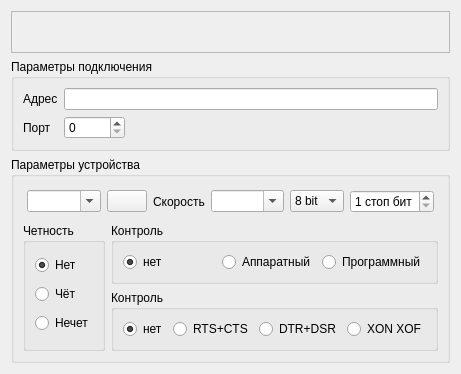
The window that multi_iodev/mutli_iodev_params.ui (dostapazov/qtshared) describes before a commit, drawn with Qt 5.
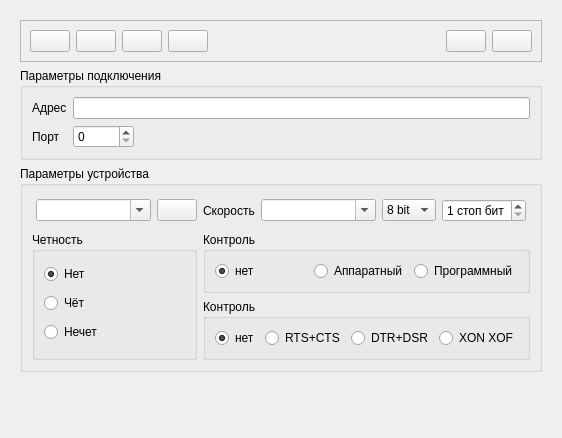
The same window after the commit. Icons and pictures are not drawn.

```diff
--- a/multi_iodev/mutli_iodev_params.ui
+++ b/multi_iodev/mutli_iodev_params.ui
@@ -6,12 +6,12 @@
    <rect>
     <x>0</x>
     <y>0</y>
-    <width>420</width>
-    <height>366</height>
+    <width>562</width>
+    <height>438</height>
    </rect>
   </property>
   <property name="sizePolicy">
-   <sizepolicy hsizetype="Maximum" vsizetype="Maximum">
+   <sizepolicy hsizetype="Preferred" vsizetype="Preferred">
     <horstretch>0</horstretch>
     <verstretch>0</verstretch>
    </sizepolicy>
@@ -21,11 +21,18 @@
   </property>
   <layout class="QHBoxLayout" name="horizontalLayout_3">
    <item>
+    <widget class="QFrame" name="paramsFrame">
+     <property name="frameShape">
+      <enum>QFrame::NoFrame</enum>
+     </property>
+     <property name="frameShadow">
+      <enum>QFrame::Sunken</enum>
+     </property>
     <layout class="QVBoxLayout" name="verticalLayout_5">
      <item>
       <widget class="QFrame" name="type_frame">
        <property name="sizePolicy">
-        <sizepolicy hsizetype="Preferred" vsizetype="Maximum">
+         <sizepolicy hsizetype="Preferred" vsizetype="Minimum">
          <horstretch>0</horstretch>
          <verstretch>0</verstretch>
         </sizepolicy>
@@ -39,6 +46,12 @@
        <layout class="QHBoxLayout" name="horizontalLayout_2">
         <item>
          <widget class="QPushButton" name="tbTcp">
+           <property name="sizePolicy">
+            <sizepolicy hsizetype="Minimum" vsizetype="Minimum">
+             <horstretch>0</horstretch>
+             <verstretch>0</verstretch>
+            </sizepolicy>
+           </property>
           <property name="text">
            <string/>
           </property>
@@ -48,8 +61,8 @@
           </property>
           <property name="iconSize">
            <size>
-            <width>32</width>
-            <height>32</height>
+             <width>48</width>
+             <height>48</height>
            </size>
           </property>
           <property name="checkable">
@@ -59,7 +72,7 @@
            <bool>true</bool>
           </property>
           <property name="flat">
-           <bool>true</bool>
+            <bool>false</bool>
           </property>
           <attribute name="buttonGroup">
            <string notr="true">type_connection</string>
@@ -68,6 +81,12 @@
         </item>
         <item>
          <widget class="QPushButton" name="tbUdp">
+           <property name="sizePolicy">
+            <sizepolicy hsizetype="Minimum" vsizetype="Minimum">
+             <horstretch>0</horstretch>
+             <verstretch>0</verstretch>
+            </sizepolicy>
+           </property>
           <property name="text">
            <string/>
           </property>
@@ -77,8 +96,8 @@
           </property>
           <property name="iconSize">
            <size>
-            <width>32</width>
-            <height>32</height>
+             <width>48</width>
+             <height>48</height>
            </size>
           </property>
           <property name="checkable">
@@ -88,7 +107,7 @@
            <bool>true</bool>
           </property>
           <property name="flat">
-           <bool>true</bool>
+            <bool>false</bool>
           </property>
           <attribute name="buttonGroup">
            <string notr="true">type_connection</string>
@@ -97,6 +116,12 @@
         </item>
         <item>
          <widget class="QPushButton" name="tbSerial">
+           <property name="sizePolicy">
+            <sizepolicy hsizetype="Minimum" vsizetype="Minimum">
+             <horstretch>0</horstretch>
+             <verstretch>0</verstretch>
+            </sizepolicy>
+           </property>
           <property name="text">
            <string/>
           </property>
@@ -106,8 +131,8 @@
           </property>
           <property name="iconSize">
            <size>
-            <width>32</width>
-            <height>32</height>
+             <width>48</width>
+             <height>48</height>
            </size>
           </property>
           <property name="checkable">
@@ -117,7 +142,7 @@
            <bool>true</bool>
           </property>
           <property name="flat">
-           <bool>true</bool>
+            <bool>false</bool>
           </property>
           <attribute name="buttonGroup">
            <string notr="true">type_connection</string>
@@ -126,6 +151,12 @@
         </item>
         <item>
          <widget class="QPushButton" name="tbFtdi">
+           <property name="sizePolicy">
+            <sizepolicy hsizetype="Minimum" vsizetype="Minimum">
+             <horstretch>0</horstretch>
+             <verstretch>0</verstretch>
+            </sizepolicy>
+           </property>
           <property name="text">
            <string/>
           </property>
@@ -135,8 +166,8 @@
           </property>
           <property name="iconSize">
            <size>
-            <width>32</width>
-            <height>32</height>
+             <width>48</width>
+             <height>48</height>
            </size>
           </property>
           <property name="checkable">
@@ -146,7 +177,7 @@
            <bool>true</bool>
           </property>
           <property name="flat">
-           <bool>true</bool>
+            <bool>false</bool>
           </property>
           <attribute name="buttonGroup">
            <string notr="true">type_connection</string>
@@ -168,6 +199,12 @@
         </item>
         <item>
          <widget class="QPushButton" name="tbApply">
+           <property name="sizePolicy">
+            <sizepolicy hsizetype="Minimum" vsizetype="Minimum">
+             <horstretch>0</horstretch>
+             <verstretch>0</verstretch>
+            </sizepolicy>
+           </property>
           <property name="text">
            <string/>
           </property>
@@ -177,17 +214,23 @@
           </property>
           <property name="iconSize">
            <size>
-            <width>32</width>
-            <height>32</height>
+             <width>48</width>
+             <height>48</height>
            </size>
           </property>
           <property name="flat">
-           <bool>true</bool>
+            <bool>false</bool>
           </property>
          </widget>
         </item>
         <item>
          <widget class="QPushButton" name="tbUndo">
+           <property name="sizePolicy">
+            <sizepolicy hsizetype="Minimum" vsizetype="Minimum">
+             <horstretch>0</horstretch>
+             <verstretch>0</verstretch>
+            </sizepolicy>
+           </property>
           <property name="text">
            <string/>
           </property>
@@ -197,12 +240,12 @@
           </property>
           <property name="iconSize">
            <size>
-            <width>32</width>
-            <height>32</height>
+             <width>48</width>
+             <height>48</height>
            </size>
           </property>
           <property name="flat">
-           <bool>true</bool>
+            <bool>false</bool>
           </property>
          </widget>
         </item>
@@ -271,7 +314,7 @@
      <item>
       <widget class="QGroupBox" name="gb_serial_device">
        <property name="sizePolicy">
-        <sizepolicy hsizetype="Maximum" vsizetype="Preferred">
+         <sizepolicy hsizetype="Expanding" vsizetype="Preferred">
          <horstretch>0</horstretch>
          <verstretch>0</verstretch>
         </sizepolicy>
@@ -586,19 +629,7 @@
       </spacer>
      </item>
     </layout>
-   </item>
-   <item>
-    <spacer name="horizontalSpacer_3">
-     <property name="orientation">
-      <enum>Qt::Horizontal</enum>
-     </property>
-     <property name="sizeHint" stdset="0">
-      <size>
-       <width>0</width>
-       <height>20</height>
-      </size>
-     </property>
-    </spacer>
+    </widget>
    </item>
   </layout>
  </widget>
```
Lines whose indentation alone changed are shown as unchanged.
